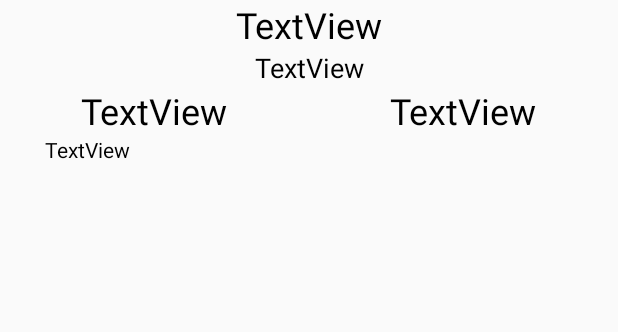
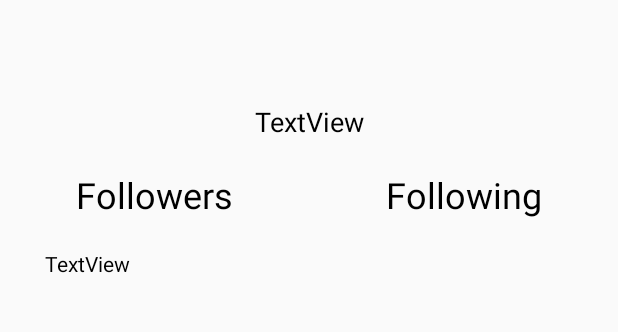
Before and after one commit to boat2500/MFEC_project1, an Android app: the layout fragment_profile.xml on its own in the app's theme, with its tools: preview values and no code run, on a phone screen of 412 x 824 dp, the part 255-587 px from its top. Run offline under Robolectric (Android 15) with nearby library versions, the phone set to English and light mode, and no system bars; network calls fail; Roboto replaces fonts that are not available here.

Commit message:
add profile

```diff
--- a/app/src/main/AndroidManifest.xml
+++ b/app/src/main/AndroidManifest.xml
@@ -1,7 +1,8 @@
 <?xml version="1.0" encoding="utf-8"?>
 <manifest xmlns:android="http://schemas.android.com/apk/res/android"
     package="com.example.testretrofit">
-    <uses-permission android:name="android.permission.INTERNET"></uses-permission>
+
+    <uses-permission android:name="android.permission.INTERNET" />
 
     <application
         android:allowBackup="true"
@@ -10,6 +11,7 @@
         android:roundIcon="@mipmap/ic_launcher_round"
         android:supportsRtl="true"
         android:theme="@style/AppTheme">
+        <activity android:name=".MainActivity2"></activity>
         <activity android:name=".MainActivity">
             <intent-filter>
                 <action android:name="android.intent.action.MAIN" />
@@ -17,6 +19,7 @@
                 <category android:name="android.intent.category.LAUNCHER" />
             </intent-filter>
         </activity>
+
         <meta-data
             android:name="preloaded_fonts"
             android:resource="@array/preloaded_fonts" />
--- a/app/src/main/java/com/example/testretrofit/MainActivity.kt
+++ b/app/src/main/java/com/example/testretrofit/MainActivity.kt
@@ -13,7 +13,7 @@ class MainActivity : AppCompatActivity() {
         super.onCreate(savedInstanceState)
         setContentView(R.layout.activity_main)
         getSupportActionBar()?.setTitle("Github user");
-
+        getActionBar()?.setDisplayHomeAsUpEnabled(true);
     }
 
 }
--- a/app/src/main/res/layout/fragment_profile.xml
+++ b/app/src/main/res/layout/fragment_profile.xml
@@ -1,13 +1,13 @@
 <?xml version="1.0" encoding="utf-8"?>
+<layout  xmlns:android="http://schemas.android.com/apk/res/android"
+    xmlns:tools="http://schemas.android.com/tools"
+    xmlns:app="http://schemas.android.com/apk/res-auto">
     <LinearLayout
-        xmlns:android="http://schemas.android.com/apk/res/android"
-        xmlns:tools="http://schemas.android.com/tools"
-        xmlns:app="http://schemas.android.com/apk/res-auto"
         android:orientation="vertical" android:layout_width="match_parent"
         android:layout_height="match_parent">
 
         <de.hdodenhof.circleimageview.CircleImageView
-            android:id="@+id/imageView"
+            android:id="@+id/user_image"
             android:layout_width="150dp"
             android:layout_height="150dp"
             android:layout_marginLeft="130dp"
@@ -19,18 +19,19 @@
             tools:srcCompat="@tools:sample/avatars" />
 
         <TextView
-            android:id="@+id/textView"
+            android:id="@+id/userName_git"
             android:layout_width="match_parent"
             android:layout_height="wrap_content"
-            android:text="TextView"
+            android:layout_marginTop="10dp"
             android:textAlignment="center"
             android:textColor="@android:color/background_dark"
-            android:textSize="24sp" />
+            android:textSize="36sp" />
 
         <TextView
             android:id="@+id/textView2"
             android:layout_width="match_parent"
             android:layout_height="wrap_content"
+            android:layout_marginTop="10dp"
             android:text="TextView"
             android:textAlignment="center"
             android:textColor="@android:color/background_dark"
@@ -39,6 +40,7 @@
         <LinearLayout
             android:layout_width="match_parent"
             android:layout_height="wrap_content"
+            android:layout_marginTop="20dp"
             android:orientation="horizontal">
 
             <TextView
@@ -46,7 +48,7 @@
                 android:layout_width="wrap_content"
                 android:layout_height="wrap_content"
                 android:layout_weight="1"
-                android:text="TextView"
+                android:text="Followers"
                 android:textAlignment="center"
                 android:textColor="@android:color/background_dark"
                 android:textSize="24sp" />
@@ -56,7 +58,7 @@
                 android:layout_width="wrap_content"
                 android:layout_height="wrap_content"
                 android:layout_weight="1"
-                android:text="TextView"
+                android:text="Following"
                 android:textAlignment="center"
                 android:textColor="@android:color/background_dark"
                 android:textSize="24sp" />
@@ -67,8 +69,11 @@
             android:id="@+id/textView5"
             android:layout_width="match_parent"
             android:layout_height="437dp"
+            android:layout_marginTop="20dp"
+            android:autoLink="web"
             android:paddingLeft="30dp"
             android:text="TextView"
             android:textColor="@android:color/background_dark" />
 
     </LinearLayout>
+</layout>
--- a/app/src/main/res/layout/show_profile_layout.xml
+++ b/app/src/main/res/layout/show_profile_layout.xml
@@ -8,7 +8,7 @@
         android:layout_height="match_parent">
 
         <de.hdodenhof.circleimageview.CircleImageView
-            android:id="@+id/imageView"
+            android:id="@+id/user_image"
             android:layout_width="match_parent"
             android:layout_height="181dp"
             android:src="@mipmap/ic_launcher_round"
@@ -18,7 +18,7 @@
             tools:srcCompat="@tools:sample/avatars" />
 
         <TextView
-            android:id="@+id/textView"
+            android:id="@+id/userName_git"
             android:layout_width="match_parent"
             android:layout_height="wrap_content"
             android:text="TextView"
```
Also changed, not shown: app/build.gradle (+9 -2 lines), app/src/main/java/com/example/testretrofit/ListAdapter.kt (+4 -10 lines), app/src/main/java/com/example/testretrofit/MyData.kt (+1 -6 lines), app/src/main/java/com/example/testretrofit/NetworkConnectionManager.kt (added, +45 -0 lines), app/src/main/java/com/example/testretrofit/ProfileData.kt (added, +34 -0 lines), app/src/main/java/com/example/testretrofit/profile.kt (+51 -17 lines), app/src/main/java/com/example/testretrofit/title.kt (+2 -30 lines).
